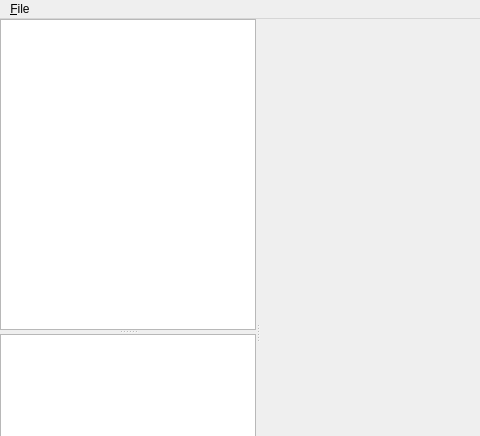
Old version of the form gui/viewer.ui in the repository kateyy/geohazardvis; both pictures show x 0 to 480 and y 0 to 436 of the 1002 by 666 pixel window.
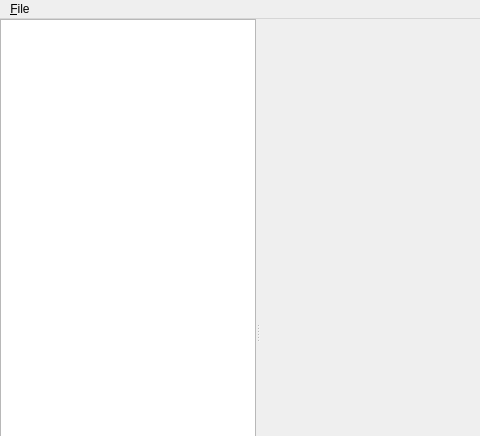
New version of the form. Custom widgets are drawn as their Qt base class.

Commit message: remove the redundant info box #4

```diff
--- a/gui/viewer.ui
+++ b/gui/viewer.ui
@@ -39,7 +39,6 @@
        <property name="orientation">
         <enum>Qt::Vertical</enum>
        </property>
-       <widget class="QListWidget" name="infoBox"/>
        <widget class="QTableView" name="tableView">
         <property name="alternatingRowColors">
          <bool>true</bool>
```
The commit also changes 1 other file.
